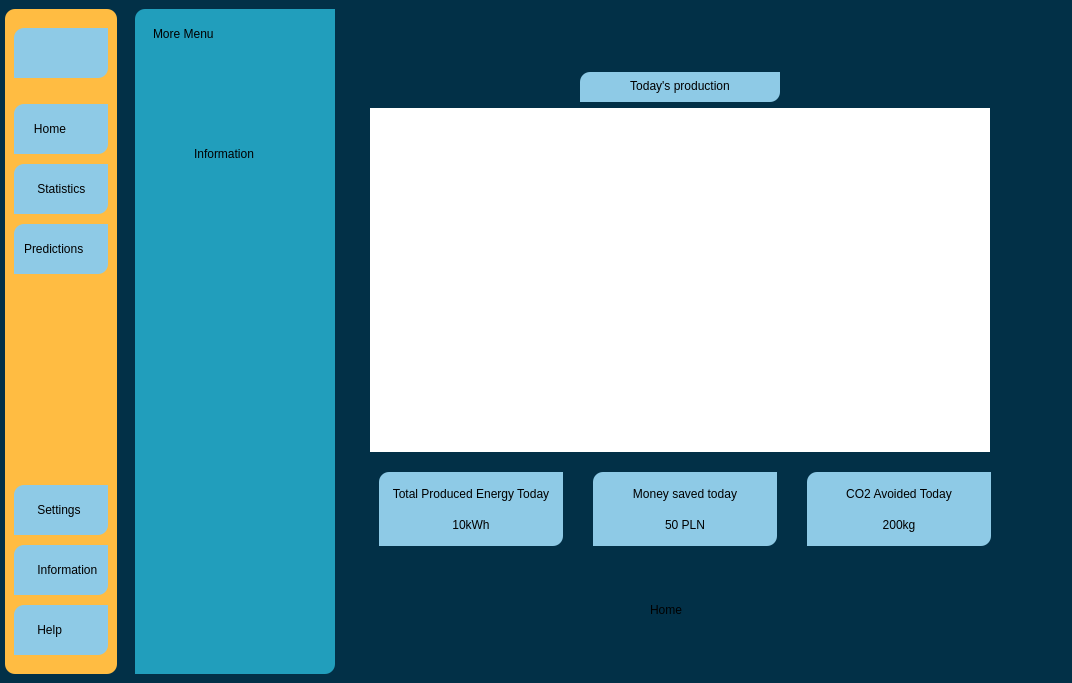
First picture: the form in Project1.ui, repository ddziechciarz/JPWPApp, before the edit.
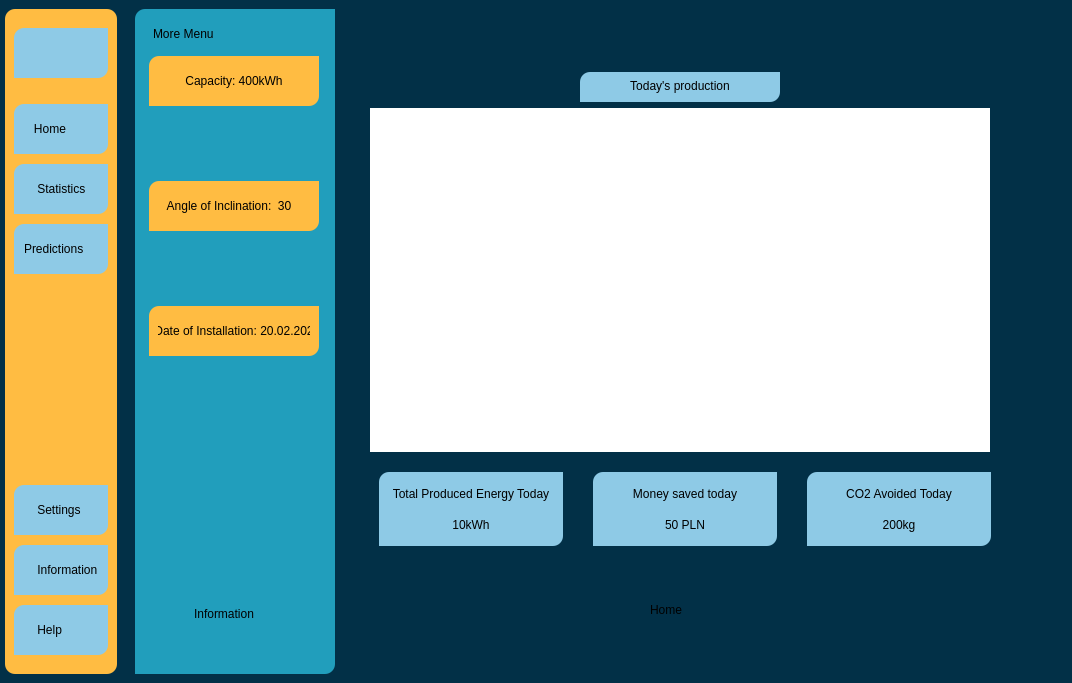
Second picture: the form after the edit. The open tabs and pages were chosen to show the change. Icons and pictures are not drawn.

```diff
--- a/Project1.ui
+++ b/Project1.ui
@@ -95,7 +95,26 @@
 	border-top-left-radius: 10px;
 	border-bottom-right-radius: 10px;
 }
-</string>
+#angleWidget{
+	background-color: #FFBC42;
+	border-top-left-radius: 10px;
+	border-bottom-right-radius: 10px;
+}
+#capacityWidget{
+	background-color: #FFBC42;
+	border-top-left-radius: 10px;
+	border-bottom-right-radius: 10px;
+}
+#installedDateWidget{
+	background-color: #FFBC42;
+	border-top-left-radius: 10px;
+	border-bottom-right-radius: 10px;
+}
+#helpLabelsWidget{
+	background-color: #FFBC42;
+	border-top-left-radius: 10px;
+	border-bottom-right-radius: 10px;
+}</string>
   </property>
   <widget class="QWidget" name="centralwidget">
    <layout class="QHBoxLayout" name="horizontalLayout">
@@ -538,7 +557,7 @@
                <property name="geometry">
                 <rect>
                  <x>50</x>
-                 <y>90</y>
+                 <y>550</y>
                  <width>81</width>
                  <height>16</height>
                 </rect>
@@ -553,6 +572,120 @@
                 <string>Information</string>
                </property>
               </widget>
+              <widget class="QWidget" name="infoPanelDataWidget" native="true">
+               <property name="geometry">
+                <rect>
+                 <x>0</x>
+                 <y>0</y>
+                 <width>180</width>
+                 <height>300</height>
+                </rect>
+               </property>
+               <property name="minimumSize">
+                <size>
+                 <width>180</width>
+                 <height>300</height>
+                </size>
+               </property>
+               <property name="maximumSize">
+                <size>
+                 <width>180</width>
+                 <height>300</height>
+                </size>
+               </property>
+               <layout class="QVBoxLayout" name="verticalLayout_16">
+                <property name="spacing">
+                 <number>0</number>
+                </property>
+                <property name="leftMargin">
+                 <number>0</number>
+                </property>
+                <item alignment="Qt::AlignHCenter|Qt::AlignTop">
+                 <widget class="QWidget" name="capacityWidget" native="true">
+                  <property name="minimumSize">
+                   <size>
+                    <width>170</width>
+                    <height>50</height>
+                   </size>
+                  </property>
+                  <property name="maximumSize">
+                   <size>
+                    <width>150</width>
+                    <height>50</height>
+                   </size>
+                  </property>
+                  <layout class="QVBoxLayout" name="verticalLayout_17">
+                   <item>
+                    <widget class="QLabel" name="capacityLabel">
+                     <property name="text">
+                      <string>Capacity: 400kWh</string>
+                     </property>
+                     <property name="alignment">
+                      <set>Qt::AlignCenter</set>
+                     </property>
+                    </widget>
+                   </item>
+                  </layout>
+                 </widget>
+                </item>
+                <item alignment="Qt::AlignHCenter|Qt::AlignTop">
+                 <widget class="QWidget" name="angleWidget" native="true">
+                  <property name="minimumSize">
+                   <size>
+                    <width>170</width>
+                    <height>50</height>
+                   </size>
+                  </property>
+                  <property name="maximumSize">
+                   <size>
+                    <width>100</width>
+                    <height>50</height>
+                   </size>
+                  </property>
+                  <layout class="QVBoxLayout" name="verticalLayout_18">
+                   <item>
+                    <widget class="QLabel" name="angleLabel">
+                     <property name="text">
+                      <string>Angle of Inclination:  30   </string>
+                     </property>
+                     <property name="alignment">
+                      <set>Qt::AlignCenter</set>
+                     </property>
+                    </widget>
+                   </item>
+                  </layout>
+                 </widget>
+                </item>
+                <item alignment="Qt::AlignHCenter">
+                 <widget class="QWidget" name="installedDateWidget" native="true">
+                  <property name="minimumSize">
+                   <size>
+                    <width>170</width>
+                    <height>50</height>
+                   </size>
+                  </property>
+                  <property name="maximumSize">
+                   <size>
+                    <width>150</width>
+                    <height>50</height>
+                   </size>
+                  </property>
+                  <layout class="QVBoxLayout" name="verticalLayout_19">
+                   <item>
+                    <widget class="QLabel" name="installedDateLavel">
+                     <property name="text">
+                      <string>Date of Installation: 20.02.202</string>
+                     </property>
+                     <property name="alignment">
+                      <set>Qt::AlignCenter</set>
+                     </property>
+                    </widget>
+                   </item>
+                  </layout>
+                 </widget>
+                </item>
+               </layout>
+              </widget>
              </widget>
             </widget>
            </widget>
```
Left out of the diff: 74 changed lines with no effect on the pictures.
